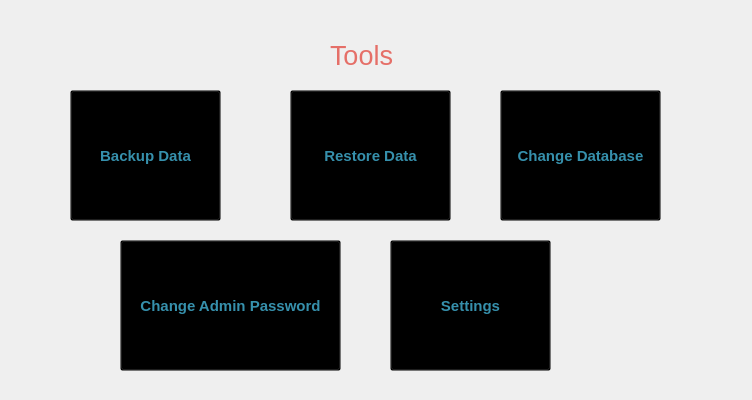
Before: the Qt Designer form ManageEmployee/Tools.ui in PeZoi/Manage_Employee_App, drawn with Qt 5.
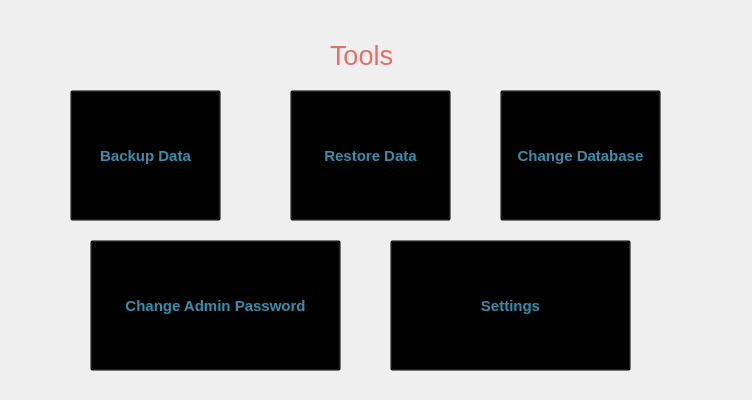
After: the same form once the commit is applied. Icons and pictures are not drawn.

Patch:
```diff
--- a/ManageEmployee/Tools.ui
+++ b/ManageEmployee/Tools.ui
@@ -16,9 +16,9 @@
   <widget class="QToolButton" name="change_password">
    <property name="geometry">
     <rect>
-     <x>120</x>
+     <x>90</x>
      <y>240</y>
-     <width>221</width>
+     <width>251</width>
      <height>131</height>
     </rect>
    </property>
@@ -83,7 +83,7 @@
     <rect>
      <x>390</x>
      <y>240</y>
-     <width>161</width>
+     <width>241</width>
      <height>131</height>
     </rect>
    </property>
```
